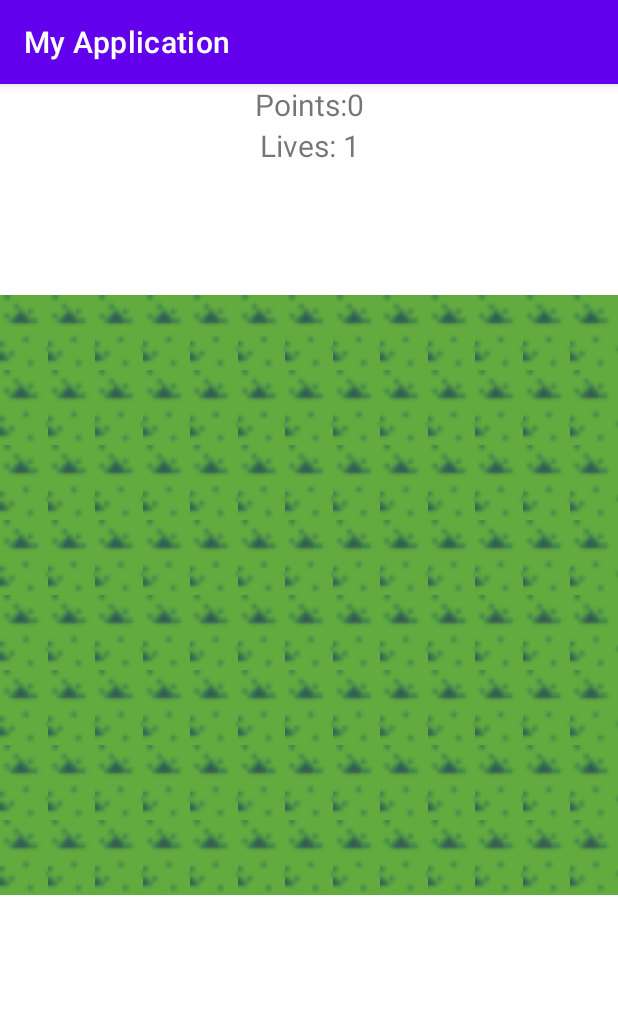
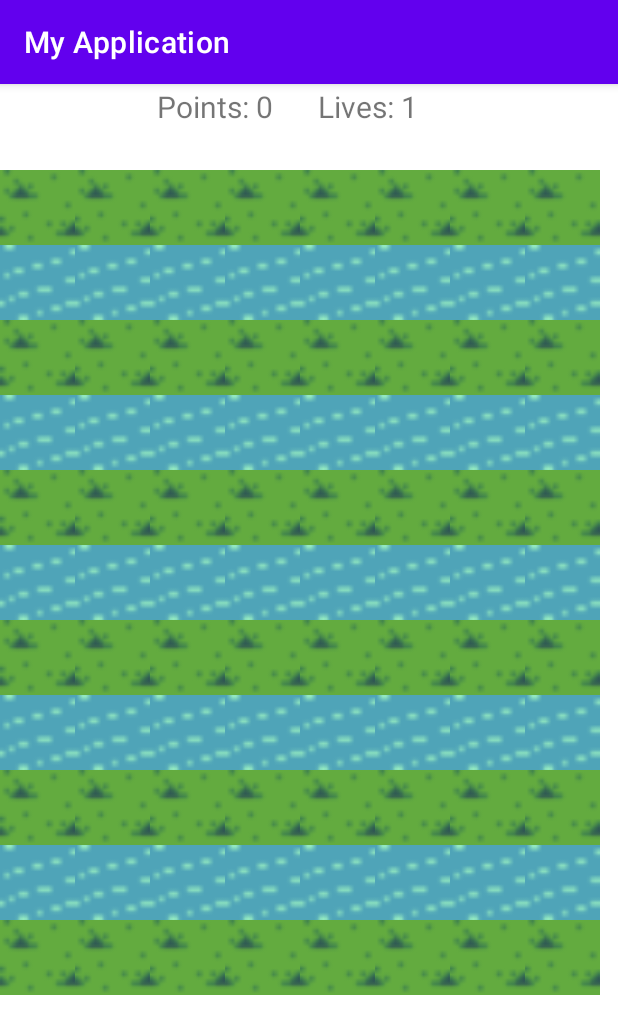
Before and after one commit to hchung04/2340FroggerGame, an Android app: the GameActivity screen opened directly, with no data from a screen before it, on a phone screen of 412 x 824 dp. Shown: the top 1034 px of the screen. Run offline under Robolectric (Android 15) with nearby library versions, the phone set to English and light mode, and no system bars; 2 statements that could not run were skipped.

Commit message:
Updated grid to be 11 x 8 using LinearLayout instead, with a player's ability to jump to the next row above

```diff
--- a/app/src/main/java/com/example/myapplication/GameActivity.java
+++ b/app/src/main/java/com/example/myapplication/GameActivity.java
@@ -1,14 +1,24 @@
 package com.example.myapplication;
 
 import androidx.appcompat.app.AppCompatActivity;
+import androidx.core.view.MotionEventCompat;
 import androidx.recyclerview.widget.GridLayoutManager;
 import androidx.recyclerview.widget.RecyclerView;
 
+import android.content.Context;
 import android.content.Intent;
 import android.graphics.Bitmap;
+import android.media.Image;
 import android.os.Bundle;
+import android.util.Log;
+import android.view.MotionEvent;
+import android.view.View;
+import android.view.ViewGroup;
 import android.widget.ImageView;
+import android.widget.LinearLayout;
 import android.widget.TextView;
+
+import java.util.ArrayList;
 
 public class GameActivity extends AppCompatActivity {
     private TextView pointsCounter;
@@ -21,9 +31,9 @@ public class GameActivity extends AppCompatActivity {
     private int points = 0;
     private int livesRemaining;
 
-    private RecyclerView recyclerView;
-    private RecyclerView.LayoutManager layoutManager;
-    private RecyclerViewAdapter recyclerViewAdapter;
+//    private RecyclerView recyclerView;
+//    private RecyclerView.LayoutManager layoutManager;
+//    private RecyclerViewAdapter recyclerViewAdapter;
 
     @Override
     protected void onCreate(Bundle savedInstanceState) {
@@ -36,7 +46,12 @@ public class GameActivity extends AppCompatActivity {
         level = findViewById(R.id.level);
         sprite = (ImageView) findViewById(R.id.sprite);
 
-        pointsCounter.setText("Points:" + points);
+        //NOTE: need to change these so that we don't concatenate with setText
+        //Use getString and set format in strings.xml instead
+        pointsCounter.setText("Points: " + points);
+        //width and height of tiles and sprite
+        int width = (int) getResources().getDimension(R.dimen.tile_width);
+        int height = (int) getResources().getDimension(R.dimen.tile_height);
 
         Intent retrieveConfigurationData = getIntent();
 
@@ -54,26 +69,77 @@ public class GameActivity extends AppCompatActivity {
         } else {
             livesRemaining = 1;
         }
+
         livesCounter.setText("Lives: " + livesRemaining);
+
 
         Bitmap spriteInput = retrieveConfigurationData.getParcelableExtra("player_key");
         sprite.setImageBitmap(spriteInput);
 
-        int[] arr = new int[104];
+        pointsCounter = (TextView) findViewById(R.id.pointCounter);
 
-        for (int i = 0; i < 104; i++) {
-            arr[i] = R.drawable.grass__0;
+        LinearLayout gridLayout = (LinearLayout) findViewById(R.id.grid_layout);
+        ArrayList<LinearLayout> rows = new ArrayList<>();
+        LinearLayout.LayoutParams params = new LinearLayout.LayoutParams(width, height);
+
+        //Outer loop sets up individual rows
+        //Depending on row, changes tile type
+        //Total Rows: 11
+        for (int i = 0; i < 11; i++) {
+            LinearLayout row = new LinearLayout(this);
+            gridLayout.addView(row);
+            row.setOrientation(LinearLayout.HORIZONTAL);
+            rows.add(row);
+            int tileType;
+
+            if (i % 2 == 0) {
+                tileType = R.drawable.grass__0;
+            } else {
+                tileType = R.drawable.water;
+            }
+
+            //Sets number of tiles per row
+            //Total tiles per row: 8
+            for (int j = 0; j < 8; j++) {
+                ImageView tile = new ImageView(this);
+                tile.setImageResource(tileType);
+                row.addView(tile);
+                tile.setLayoutParams(params);
+            }
         }
+    }
 
+    //Touch controls are not complete - only jumps upwards each touch control
+    //Need to differentiate between swiping and tapping
+    @Override
+    public boolean onTouchEvent(MotionEvent event){
+        int action = event.getAction(); //differentiates the touch event
+        String DEBUG_TAG = "Debug";
+        int jump = (int) getResources().getDimension(R.dimen.tile_width); //amount to jump to next row
 
-        recyclerView = findViewById(R.id.recyclerView);
-        layoutManager = new GridLayoutManager(this, 13);
-        recyclerView.setLayoutManager(layoutManager);
-        recyclerViewAdapter = new RecyclerViewAdapter(arr);
-
-        recyclerView.setAdapter(recyclerViewAdapter);
-        recyclerView.setHasFixedSize(true);
-
+        switch(action) {
+            case (MotionEvent.ACTION_DOWN) :
+                Log.d(DEBUG_TAG,"Action was DOWN");
+                return true;
+            case (MotionEvent.ACTION_MOVE) :
+                Log.d(DEBUG_TAG,"Action was MOVE");
+                return true;
+            case (MotionEvent.ACTION_UP) :
+                //jumps up one row
+                float y = sprite.getTranslationY();
+                sprite.setTranslationY(y - jump);
+                Log.d(DEBUG_TAG,"Action was UP");
+                return true;
+            case (MotionEvent.ACTION_CANCEL) :
+                Log.d(DEBUG_TAG,"Action was CANCEL");
+                return true;
+            case (MotionEvent.ACTION_OUTSIDE) :
+                Log.d(DEBUG_TAG,"Movement occurred outside bounds " +
+                        "of current screen element");
+                return true;
+            default :
+                return super.onTouchEvent(event);
+        }
     }
 
 
--- /dev/null
+++ b/app/src/main/java/com/example/myapplication/Grass.java
@@ -0,0 +1,12 @@
+package com.example.myapplication;
+
+import android.widget.ImageView;
+
+public class Grass {
+
+    ImageView view;
+
+    public Grass(ImageView view) {
+        this.view = view;
+    }
+}
--- a/app/src/main/java/com/example/myapplication/RecyclerViewAdapter.java
+++ b/app/src/main/java/com/example/myapplication/RecyclerViewAdapter.java
@@ -1,47 +1,47 @@
-package com.example.myapplication;
-
-import android.view.LayoutInflater;
-import android.view.View;
-import android.view.ViewGroup;
-import android.widget.ImageView;
-
-import androidx.annotation.NonNull;
-import androidx.recyclerview.widget.RecyclerView;
-
-public class RecyclerViewAdapter extends RecyclerView.Adapter<RecyclerViewAdapter.MyViewHolder> {
-    private int[] arr;
-
-    public RecyclerViewAdapter(int[] arr) {
-        this.arr = arr;
-    }
-
-    @NonNull
-    @Override
-    public MyViewHolder onCreateViewHolder(@NonNull ViewGroup parent, int viewType) {
-        View view = LayoutInflater.from(parent.getContext()).inflate(R.layout.single_view,
-                parent, false);
-        MyViewHolder myViewHolder = new MyViewHolder(view);
-        return myViewHolder;
-    }
-
-    @Override
-    public void onBindViewHolder(@NonNull MyViewHolder holder, int position) {
-        holder.imageView.setImageResource(arr[position]);
-    }
-
-    @Override
-    public int getItemCount() {
-        return arr.length;
-    }
-
-    public class MyViewHolder extends RecyclerView.ViewHolder {
-
-        private ImageView imageView;
-        public MyViewHolder(@NonNull View itemView) {
-            super(itemView);
-            imageView = itemView.findViewById(R.id.imageView);
-        }
-    }
-
-
-}
+//package com.example.myapplication;
+//
+//import android.view.LayoutInflater;
+//import android.view.View;
+//import android.view.ViewGroup;
+//import android.widget.ImageView;
+//
+//import androidx.annotation.NonNull;
+//import androidx.recyclerview.widget.RecyclerView;
+//
+//public class RecyclerViewAdapter extends RecyclerView.Adapter<RecyclerViewAdapter.MyViewHolder> {
+//    private int[] arr;
+//
+//    public RecyclerViewAdapter(int[] arr) {
+//        this.arr = arr;
+//    }
+//
+//    @NonNull
+//    @Override
+//    public MyViewHolder onCreateViewHolder(@NonNull ViewGroup parent, int viewType) {
+//        View view = LayoutInflater.from(parent.getContext()).inflate(R.layout.single_view,
+//                parent, false);
+//        MyViewHolder myViewHolder = new MyViewHolder(view);
+//        return myViewHolder;
+//    }
+//
+//    @Override
+//    public void onBindViewHolder(@NonNull MyViewHolder holder, int position) {
+//        holder.imageView.setImageResource(arr[position]);
+//    }
+//
+//    @Override
+//    public int getItemCount() {
+//        return arr.length;
+//    }
+//
+//    public class MyViewHolder extends RecyclerView.ViewHolder {
+//
+//        private ImageView imageView;
+//        public MyViewHolder(@NonNull View itemView) {
+//            super(itemView);
+//            imageView = itemView.findViewById(R.id.imageView);
+//        }
+//    }
+//
+//
+//}
--- a/app/src/main/res/layout/activity_game.xml
+++ b/app/src/main/res/layout/activity_game.xml
@@ -1,5 +1,5 @@
 <?xml version="1.0" encoding="utf-8"?>
-<LinearLayout xmlns:android="http://schemas.android.com/apk/res/android"
+<androidx.appcompat.widget.LinearLayoutCompat xmlns:android="http://schemas.android.com/apk/res/android"
     xmlns:app="http://schemas.android.com/apk/res-auto"
     xmlns:tools="http://schemas.android.com/tools"
     android:layout_width="match_parent"
@@ -35,40 +35,48 @@
     <!--            android:layout_width="match_parent"-->
     <!--            android:layout_height="32dp" />-->
 
+
+    <LinearLayout
+        android:layout_width="match_parent"
+        android:layout_height="30dp"
+        android:gravity="center"
+        android:orientation="horizontal">
+
         <TextView
             android:id="@+id/pointCounter"
-        android:layout_width="match_parent"
-        android:layout_height="match_parent"
+            android:layout_width="wrap_content"
+            android:layout_height="wrap_content"
+            android:layout_marginRight="30dp"
             android:text="@string/points"
             android:textAlignment="center"
             android:textSize="20sp" />
 
         <TextView
             android:id="@+id/livesCounter"
-        android:layout_width="match_parent"
-        android:layout_height="match_parent"
+            android:layout_width="wrap_content"
+            android:layout_height="wrap_content"
+            android:layout_marginRight="30dp"
             android:text="@string/lives_remaining"
             android:textAlignment="center"
             android:textSize="20sp" />
 
         <TextView
+            android:id="@+id/level"
+            android:layout_width="wrap_content"
+            android:layout_height="30dp"
+            android:textAlignment="center"
+            android:textSize="20sp" />
+
+    </LinearLayout>
+
+    <TextView
         android:id="@+id/name"
         android:layout_width="match_parent"
         android:layout_height="wrap_content"
+        android:layout_gravity="center"
         android:text=""
         android:textAlignment="center"
         android:textSize="20sp" />
-
-    <TextView
-        android:id="@+id/level"
-        android:layout_width="match_parent"
-        android:layout_height="match_parent"
-        android:textAlignment="center"
-        android:textSize="20sp" />
-
-    <Space
-        android:layout_width="match_parent"
-        android:layout_height="31dp" />
 
     <!--        <TextView-->
     <!--            android:id="@+id/spriteLabel"-->
@@ -77,22 +85,43 @@
     <!--            android:text="Here is your character!"-->
     <!--            android:textAlignment="center"-->
     <!--            android:textSize="20sp" />-->
-    <androidx.recyclerview.widget.RecyclerView
+    <!--    <androidx.recyclerview.widget.RecyclerView-->
+    <!--        android:layout_width="match_parent"-->
+    <!--        android:layout_height="wrap_content"-->
+    <!--        android:id="@+id/recyclerView"-->
+    <!--        android:scrollbars="vertical"-->
+    <!--        />-->
+
+
+    <LinearLayout
+
+        android:id="@+id/grid_layout"
         android:layout_width="match_parent"
-        android:layout_height="wrap_content"
-        android:id="@+id/recyclerView"
-        android:scrollbars="vertical"
-        />
+        android:layout_height="550dp"
+        android:orientation="vertical">
+
+        <!--        <ImageView-->
+        <!--            android:layout_width="match_parent"-->
+        <!--            android:layout_height="50dp"-->
+        <!--            app:srcCompat="@drawable/grass__0" />-->
+
+        <!--        <ImageView-->
+        <!--            android:layout_width="match_parent"-->
+        <!--            android:layout_height="50dp"-->
+        <!--            app:srcCompat="@drawable/grass__0" />-->
+
+
+    </LinearLayout>
+
     <ImageView
         android:id="@+id/sprite"
-        android:layout_width="50dp"
-        android:layout_height="50dp"
+        android:layout_width="49dp"
+        android:layout_height="49dp"
+        android:layout_gravity="center"
         tools:srcCompat="@drawable/shirley_sprite" />
 
 
     <!--    </LinearLayout>-->
 
 
-
-
-</LinearLayout>
+</androidx.appcompat.widget.LinearLayoutCompat>
--- a/app/src/main/res/layout/single_view.xml
+++ /dev/null
@@ -1,20 +0,0 @@
-<?xml version="1.0" encoding="utf-8"?>
-<LinearLayout xmlns:android="http://schemas.android.com/apk/res/android"
-    android:layout_width="match_parent"
-    android:layout_height="wrap_content"
-    android:orientation="vertical">
-
-
-
-    <ImageView
-        android:layout_width="50dp"
-        android:layout_height="50dp"
-        android:layout_marginLeft="0dp"
-        android:layout_marginRight="0dp"
-        android:layout_marginTop="0dp"
-        android:id="@+id/imageView"
-        android:src="@drawable/grass__0"
-        />
-
-
-</LinearLayout>
--- a/app/src/main/res/values/dimens.xml
+++ b/app/src/main/res/values/dimens.xml
@@ -1,3 +1,6 @@
 <resources>
     <dimen name="fab_margin">16dp</dimen>
+    <dimen name="tile_width">50dp</dimen>
+    <dimen name="tile_height">50dp</dimen>
+
 </resources>
--- a/app/src/main/res/values/strings.xml
+++ b/app/src/main/res/values/strings.xml
@@ -23,8 +23,8 @@
 
     <!-- Strings in activity_game -->
     <string name="game_screen">GAME SCREEN</string>
-    <string name="points">POINTS: 0</string>
-    <string name="lives_remaining">LIVES REMAINING: 3</string>
+    <string name="points">POINTS: </string>
+    <string name="lives_remaining">LIVES: </string>
 
 
     <string name="hello_first_fragment">Hello first fragment</string>
```
Also changed, not shown: app/src/main/res/drawable/water.png (added). Lines whose indentation alone changed are shown as unchanged.
